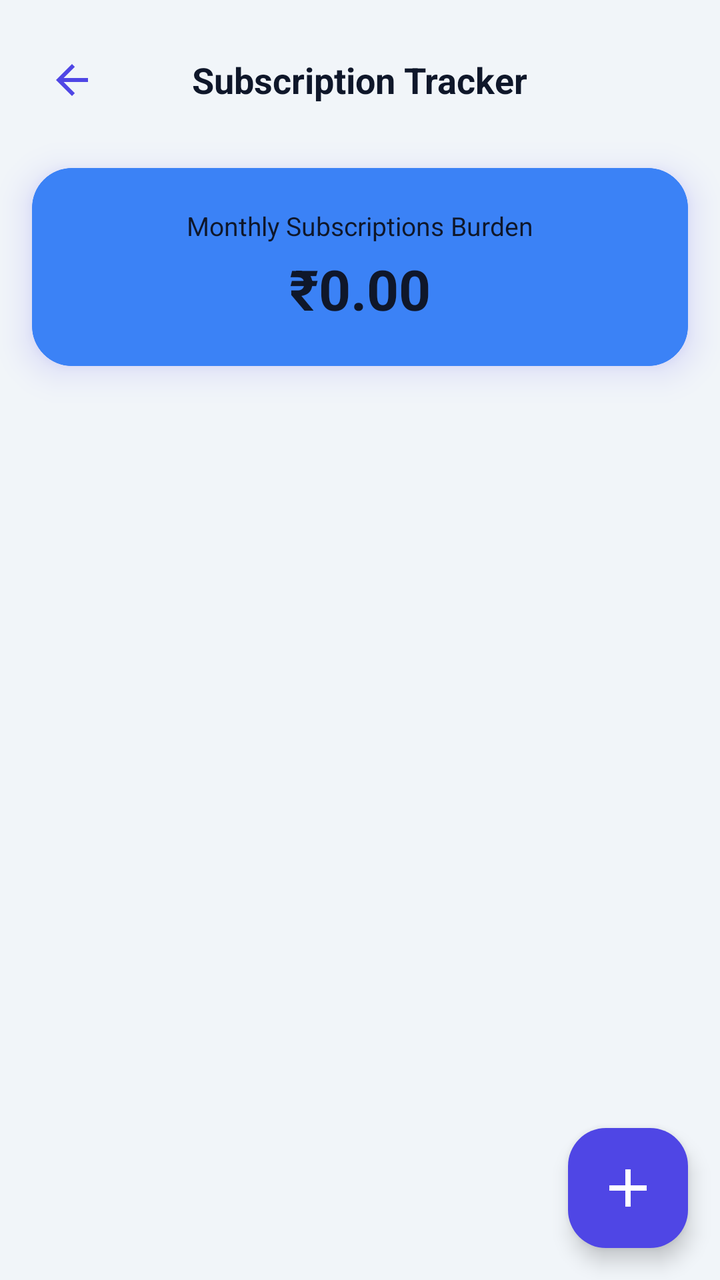
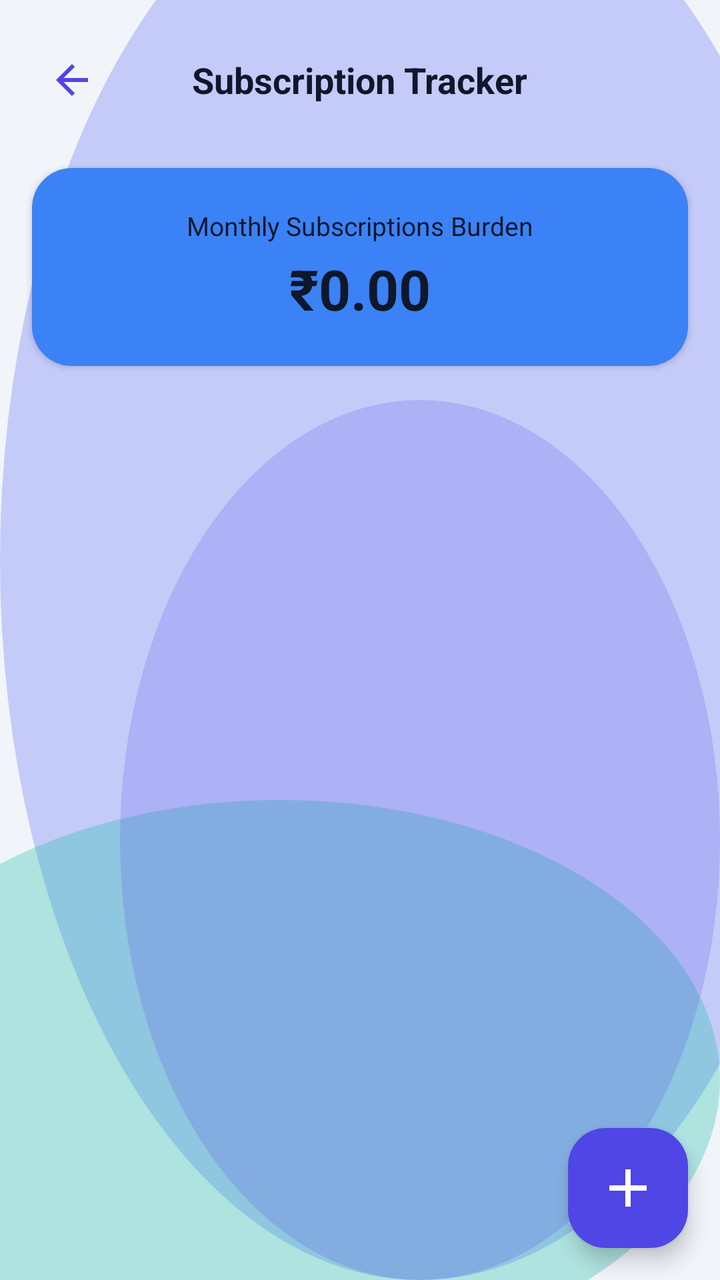

Screens rendered from an Android XML layout before and after an edit, with the pre-edit source and the edit as a unified diff.
<!-- AndroidManifest.xml: application theme Theme.MoneyLens -->
<!-- res/layout/fragment_subscription_tracker.xml -->
<?xml version="1.0" encoding="utf-8"?>
<androidx.coordinatorlayout.widget.CoordinatorLayout xmlns:android="http://schemas.android.com/apk/res/android"
    xmlns:app="http://schemas.android.com/apk/res-auto"
    xmlns:tools="http://schemas.android.com/tools"
    android:layout_width="match_parent"
    android:layout_height="match_parent"
    android:background="@color/colorBackground">

    <LinearLayout
        android:layout_width="match_parent"
        android:layout_height="match_parent"
        android:orientation="vertical">

        
        <RelativeLayout
            android:id="@+id/layoutAppBar"
            android:layout_width="match_parent"
            android:layout_height="56dp"
            android:layout_marginTop="12dp"
            android:paddingHorizontal="16dp">

            <ImageView
                android:id="@+id/btnBack"
                android:layout_width="40dp"
                android:layout_height="40dp"
                android:layout_centerVertical="true"
                android:padding="8dp"
                android:src="@drawable/ic_back"
                android:background="?attr/selectableItemBackgroundBorderless" />

            <TextView
                android:layout_width="wrap_content"
                android:layout_height="wrap_content"
                android:layout_centerInParent="true"
                android:text="Subscription Tracker"
                android:textColor="@color/colorTextPrimary"
                android:textSize="18sp"
                android:textStyle="bold" />
        </RelativeLayout>

        
        <com.google.android.material.card.MaterialCardView
            android:id="@+id/cardSubscriptionHeader"
            style="@style/ClayCard"
            android:layout_width="match_parent"
            android:layout_height="wrap_content"
            android:layout_margin="16dp"
            app:cardBackgroundColor="@color/colorAccent"
            app:strokeColor="@color/colorAccent">

            <LinearLayout
                android:layout_width="match_parent"
                android:layout_height="wrap_content"
                android:orientation="vertical"
                android:padding="20dp"
                android:gravity="center">

                <TextView
                    android:layout_width="wrap_content"
                    android:layout_height="wrap_content"
                    android:text="Monthly Subscriptions Burden"
                    android:textColor="@color/colorTextPrimary"
                    android:textSize="13sp" />

                <TextView
                    android:id="@+id/txtTotalSubscriptionBurden"
                    android:layout_width="wrap_content"
                    android:layout_height="wrap_content"
                    android:layout_marginTop="4dp"
                    android:text="₹0.00"
                    android:textColor="@color/colorTextPrimary"
                    android:textSize="28sp"
                    android:textStyle="bold" />
            </LinearLayout>
        </com.google.android.material.card.MaterialCardView>

        
        <FrameLayout
            android:layout_width="match_parent"
            android:layout_height="0dp"
            android:layout_weight="1">

            <androidx.recyclerview.widget.RecyclerView
                android:id="@+id/rvSubscriptions"
                android:layout_width="match_parent"
                android:layout_height="match_parent"
                android:clipToPadding="false"
                android:paddingBottom="88dp"
                tools:listitem="@layout/item_subscription" />

            
            <LinearLayout
                android:id="@+id/layoutEmptyState"
                android:layout_width="match_parent"
                android:layout_height="wrap_content"
                android:layout_gravity="center"
                android:orientation="vertical"
                android:gravity="center"
                android:padding="24dp"
                android:visibility="gone">

                <com.airbnb.lottie.LottieAnimationView
                    android:id="@+id/lottieEmptyState"
                    android:layout_width="160dp"
                    android:layout_height="160dp"
                    app:lottie_rawRes="@raw/empty_state"
                    app:lottie_autoPlay="true"
                    app:lottie_loop="true" />

                <TextView
                    android:layout_width="wrap_content"
                    android:layout_height="wrap_content"
                    android:layout_marginTop="16dp"
                    android:text="No subscriptions detected yet"
                    android:textColor="@color/colorTextPrimary"
                    android:textSize="16sp"
                    android:textStyle="bold"
                    android:gravity="center" />

                <TextView
                    android:layout_width="wrap_content"
                    android:layout_height="wrap_content"
                    android:layout_marginTop="8dp"
                    android:text="Start logging expenses and your recurring subscriptions will appear automatically, or add them manually below."
                    android:textColor="@color/colorTextSecondary"
                    android:textSize="13sp"
                    android:gravity="center" />
            </LinearLayout>
        </FrameLayout>
    </LinearLayout>

    
    <com.google.android.material.floatingactionbutton.FloatingActionButton
        android:id="@+id/fabAddSubscription"
        android:layout_width="60dp"
        android:layout_height="60dp"
        android:layout_gravity="bottom|end"
        android:layout_margin="16dp"
        android:src="@drawable/ic_add"
        app:tint="@color/colorSurface"
        android:backgroundTint="@color/colorPrimary"
        app:fabCustomSize="60dp"
        app:maxImageSize="32dp"
        app:shapeAppearanceOverlay="@style/ShapeAppearanceOverlay.ClayFab"
        android:contentDescription="Add Subscription Manually" />

</androidx.coordinatorlayout.widget.CoordinatorLayout>
<!-- res/layout/item_subscription.xml (included above) -->
<?xml version="1.0" encoding="utf-8"?>
<com.google.android.material.card.MaterialCardView xmlns:android="http://schemas.android.com/apk/res/android"
    xmlns:app="http://schemas.android.com/apk/res-auto"
    style="@style/ClayCard"
    app:cardElevation="0dp"
    app:cardBackgroundColor="@android:color/transparent"
    app:strokeWidth="0dp"
    app:cardCornerRadius="0dp"
    android:layout_width="match_parent"
    android:layout_height="wrap_content"
    android:layout_marginHorizontal="16dp"
    android:layout_marginVertical="8dp">

    <RelativeLayout
        android:layout_width="match_parent"
        android:layout_height="wrap_content"
        android:background="@drawable/bg_card_3d"
        android:padding="16dp">

        
        <LinearLayout
            android:id="@+id/layoutLeft"
            android:layout_width="wrap_content"
            android:layout_height="wrap_content"
            android:orientation="vertical"
            android:layout_alignParentStart="true"
            android:layout_toStartOf="@+id/layoutRight"
            android:layout_centerVertical="true">

            <TextView
                android:id="@+id/txtSubscriptionName"
                android:layout_width="wrap_content"
                android:layout_height="wrap_content"
                android:text="Netflix"
                android:textColor="@color/colorTextPrimary"
                android:textSize="16sp"
                android:textStyle="bold" />

            <TextView
                android:id="@+id/txtRenewalInfo"
                android:layout_width="wrap_content"
                android:layout_height="wrap_content"
                android:layout_marginTop="4dp"
                android:text="Renews on 28 Jun 2026"
                android:textColor="@color/colorTextSecondary"
                android:textSize="12sp" />
        </LinearLayout>

        
        <LinearLayout
            android:id="@+id/layoutRight"
            android:layout_width="wrap_content"
            android:layout_height="wrap_content"
            android:orientation="vertical"
            android:gravity="end"
            android:layout_alignParentEnd="true"
            android:layout_centerVertical="true"
            android:layout_marginStart="16dp">

            <TextView
                android:id="@+id/txtSubscriptionAmount"
                android:layout_width="wrap_content"
                android:layout_height="wrap_content"
                android:text="₹199.00"
                android:textColor="@color/colorTextPrimary"
                android:textSize="16sp"
                android:textStyle="bold" />

            <TextView
                android:id="@+id/txtDaysBadge"
                android:layout_width="wrap_content"
                android:layout_height="wrap_content"
                android:layout_marginTop="6dp"
                android:paddingHorizontal="10dp"
                android:paddingVertical="4dp"
                android:background="@drawable/bg_clay_button"
                android:backgroundTint="@color/colorSecondary"
                android:textColor="@android:color/white"
                android:textSize="10sp"
                android:textStyle="bold"
                android:text="5 days away" />
        </LinearLayout>
    </RelativeLayout>
</com.google.android.material.card.MaterialCardView>
<!-- resources referenced by this layout -->
<resources>
  <color name="colorAccent">#3B82F6</color>
  <color name="colorPrimary">#4F46E5</color>
  <color name="colorSurface">#FFFFFF</color>
  <!-- drawable bg_card_3d (drawable) -->
  <?xml version="1.0" encoding="utf-8"?>
  <layer-list xmlns:android="http://schemas.android.com/apk/res/android">
  
      
      <item android:left="3dp" android:right="3dp" android:top="4dp" android:bottom="0dp">
          <shape android:shape="rectangle">
              <solid android:color="@color/colorShadow" />
              <corners android:radius="20dp" />
          </shape>
      </item>
  
      
      <item android:bottom="5dp">
          <shape android:shape="rectangle">
              <solid android:color="@color/colorSurface" />
              <corners android:radius="20dp" />
              <stroke android:width="1dp" android:color="@color/colorCardBorder" />
          </shape>
      </item>
  </layer-list>
  <!-- drawable bg_clay_button (drawable) -->
  <?xml version="1.0" encoding="utf-8"?>
  <ripple xmlns:android="http://schemas.android.com/apk/res/android"
      android:color="@color/colorPrimaryDark">
  
      <item android:id="@android:id/background">
          <layer-list>
              
              <item android:top="4dp">
                  <shape android:shape="rectangle">
                      <solid android:color="@color/colorPrimaryShadow" />
                      <corners android:radius="18dp" />
                  </shape>
              </item>
              
              <item android:bottom="4dp">
                  <shape android:shape="rectangle">
                      <solid android:color="@color/colorPrimary" />
                      <corners android:radius="18dp" />
                  </shape>
              </item>
          </layer-list>
      </item>
  
      <item android:id="@android:id/mask">
          <shape android:shape="rectangle">
              <solid android:color="#FFFFFFFF" />
              <corners android:radius="18dp" />
          </shape>
      </item>
  </ripple>
  <style name="ClayCard" parent="Widget.Material3.CardView.Elevated">
          <item name="cardCornerRadius">@dimen/clay_card_radius</item>
          <item name="cardElevation">10dp</item>
          <item name="android:stateListAnimator">@null</item>
          <item name="strokeColor">@color/colorCardBorder</item>
          <item name="strokeWidth">1dp</item>
          <item name="cardBackgroundColor">@color/colorSurface</item>
          <item name="android:outlineSpotShadowColor" tools:targetApi="p">@color/colorPrimary</item>
          <item name="android:outlineAmbientShadowColor" tools:targetApi="p">@color/colorPrimary</item>
      </style>
  <color name="colorShadow">#26334155</color>
  <color name="colorCardBorder">#E2E8F0</color>
  <color name="colorPrimaryShadow">#3730A3</color>
  <dimen name="clay_card_radius">20dp</dimen>
  <style name="Base.Theme.MoneyLens" parent="Theme.Material3.Light.NoActionBar">
          
          <item name="colorPrimary">@color/colorPrimary</item>
          <item name="colorOnPrimary">@color/colorOnPrimary</item>
          <item name="colorSecondary">@color/colorSecondary</item>
          <item name="colorError">@color/colorDanger</item>
          <item name="android:windowBackground">@color/colorBackground</item>
          <item name="colorSurface">@color/colorSurface</item>
          <item name="android:colorBackground">@color/colorBackground</item>
          <item name="colorOnSurface">@color/colorTextPrimary</item>
  
          
          <item name="android:statusBarColor">@color/colorBackground</item>
          <item name="android:windowLightStatusBar" tools:targetApi="m">true</item>
          <item name="android:navigationBarColor">@color/colorBackground</item>
      </style>
  <color name="colorOnPrimary">#FFFFFF</color>
  <color name="colorDanger">#DC2626</color>
  <!-- unchanged entries left out for length: 9 -->
</resources>

<!-- the commit's change to res/layout/fragment_subscription_tracker.xml (unified diff, before → after) -->
@@ -4,7 +4,7 @@
     xmlns:tools="http://schemas.android.com/tools"
     android:layout_width="match_parent"
     android:layout_height="match_parent"
-    android:background="@color/colorBackground">
+    android:background="@drawable/bg_mesh_gradient">
 
     <LinearLayout
         android:layout_width="match_parent"
<!-- resource entries referenced after the edit -->
@@ -5,47 +5,22 @@
   <color name="colorSurface">#FFFFFF</color>
   <!-- drawable bg_card_3d (drawable) -->
   <?xml version="1.0" encoding="utf-8"?>
-  <layer-list xmlns:android="http://schemas.android.com/apk/res/android">
-  
-      
-      <item android:left="3dp" android:right="3dp" android:top="4dp" android:bottom="0dp">
-          <shape android:shape="rectangle">
-              <solid android:color="@color/colorShadow" />
-              <corners android:radius="20dp" />
-          </shape>
-      </item>
-  
-      
-      <item android:bottom="5dp">
-          <shape android:shape="rectangle">
-              <solid android:color="@color/colorSurface" />
-              <corners android:radius="20dp" />
-              <stroke android:width="1dp" android:color="@color/colorCardBorder" />
-          </shape>
-      </item>
-  </layer-list>
+  <shape xmlns:android="http://schemas.android.com/apk/res/android"
+      android:shape="rectangle">
+      <solid android:color="@color/glassCardBg" />
+      <corners android:radius="20dp" />
+      <stroke android:width="1dp" android:color="@color/glassCardBorder" />
+  </shape>
   <!-- drawable bg_clay_button (drawable) -->
   <?xml version="1.0" encoding="utf-8"?>
   <ripple xmlns:android="http://schemas.android.com/apk/res/android"
       android:color="@color/colorPrimaryDark">
   
       <item android:id="@android:id/background">
-          <layer-list>
-              
-              <item android:top="4dp">
-                  <shape android:shape="rectangle">
-                      <solid android:color="@color/colorPrimaryShadow" />
-                      <corners android:radius="18dp" />
-                  </shape>
-              </item>
-              
-              <item android:bottom="4dp">
-                  <shape android:shape="rectangle">
-                      <solid android:color="@color/colorPrimary" />
-                      <corners android:radius="18dp" />
-                  </shape>
-              </item>
-          </layer-list>
+          <shape android:shape="rectangle">
+              <solid android:color="@color/colorPrimary" />
+              <corners android:radius="18dp" />
+          </shape>
       </item>
   
       <item android:id="@android:id/mask">
@@ -55,22 +30,52 @@
           </shape>
       </item>
   </ripple>
+  <!-- drawable bg_mesh_gradient (drawable) -->
+  <?xml version="1.0" encoding="utf-8"?>
+  <layer-list xmlns:android="http://schemas.android.com/apk/res/android">
+      
+      <item>
+          <shape android:shape="rectangle">
+              <solid android:color="@color/colorBackground" />
+          </shape>
+      </item>
+      
+      <item android:top="-80dp" android:right="-60dp">
+          <shape android:shape="oval">
+              <solid android:color="@color/glassMeshOrb1" />
+              <size android:width="280dp" android:height="280dp" />
+          </shape>
+      </item>
+      
+      <item android:bottom="-40dp" android:left="-80dp" android:top="400dp">
+          <shape android:shape="oval">
+              <solid android:color="@color/glassMeshOrb2" />
+              <size android:width="240dp" android:height="240dp" />
+          </shape>
+      </item>
+      
+      <item android:top="200dp" android:left="60dp">
+          <shape android:shape="oval">
+              <solid android:color="@color/glassMeshOrb3" />
+              <size android:width="200dp" android:height="200dp" />
+          </shape>
+      </item>
+  </layer-list>
   <style name="ClayCard" parent="Widget.Material3.CardView.Elevated">
           <item name="cardCornerRadius">@dimen/clay_card_radius</item>
-          <item name="cardElevation">10dp</item>
+          <item name="cardElevation">2dp</item>
           <item name="android:stateListAnimator">@null</item>
-          <item name="strokeColor">@color/colorCardBorder</item>
+          <item name="strokeColor">@color/glassCardBorder</item>
           <item name="strokeWidth">1dp</item>
-          <item name="cardBackgroundColor">@color/colorSurface</item>
-          <item name="android:outlineSpotShadowColor" tools:targetApi="p">@color/colorPrimary</item>
-          <item name="android:outlineAmbientShadowColor" tools:targetApi="p">@color/colorPrimary</item>
+          <item name="cardBackgroundColor">@color/glassCardBg</item>
       </style>
-  <color name="colorShadow">#26334155</color>
-  <color name="colorCardBorder">#E2E8F0</color>
-  <color name="colorPrimaryShadow">#3730A3</color>
+  <color name="glassCardBg">#8CFFFFFF</color>
+  <color name="glassCardBorder">#B3FFFFFF</color>
+  <color name="glassMeshOrb1">#66818CF8</color>
+  <color name="glassMeshOrb2">#4D14B8A6</color>
+  <color name="glassMeshOrb3">#334F46E5</color>
   <dimen name="clay_card_radius">20dp</dimen>
   <style name="Base.Theme.MoneyLens" parent="Theme.Material3.Light.NoActionBar">
-          
           <item name="colorPrimary">@color/colorPrimary</item>
           <item name="colorOnPrimary">@color/colorOnPrimary</item>
           <item name="colorSecondary">@color/colorSecondary</item>
@@ -81,9 +86,10 @@
           <item name="colorOnSurface">@color/colorTextPrimary</item>
   
           
-          <item name="android:statusBarColor">@color/colorBackground</item>
+          <item name="android:statusBarColor">@android:color/transparent</item>
           <item name="android:windowLightStatusBar" tools:targetApi="m">true</item>
-          <item name="android:navigationBarColor">@color/colorBackground</item>
+          <item name="android:navigationBarColor">@android:color/transparent</item>
+          <item name="android:windowDrawsSystemBarBackgrounds">true</item>
       </style>
   <color name="colorOnPrimary">#FFFFFF</color>
   <color name="colorDanger">#DC2626</color>
